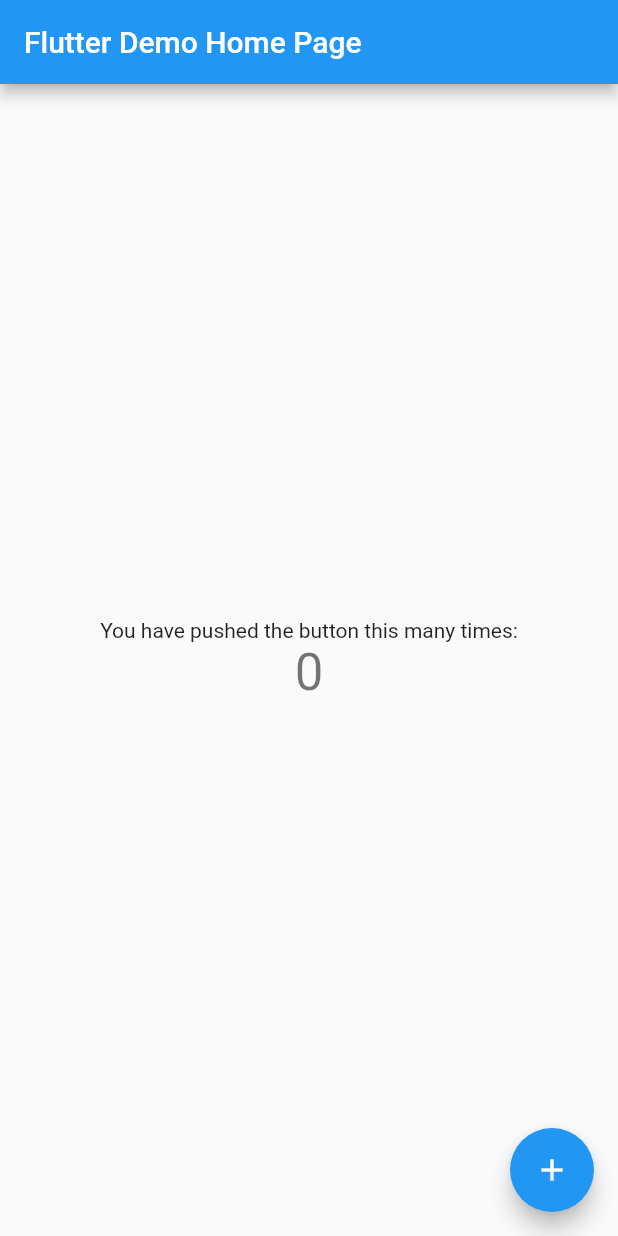
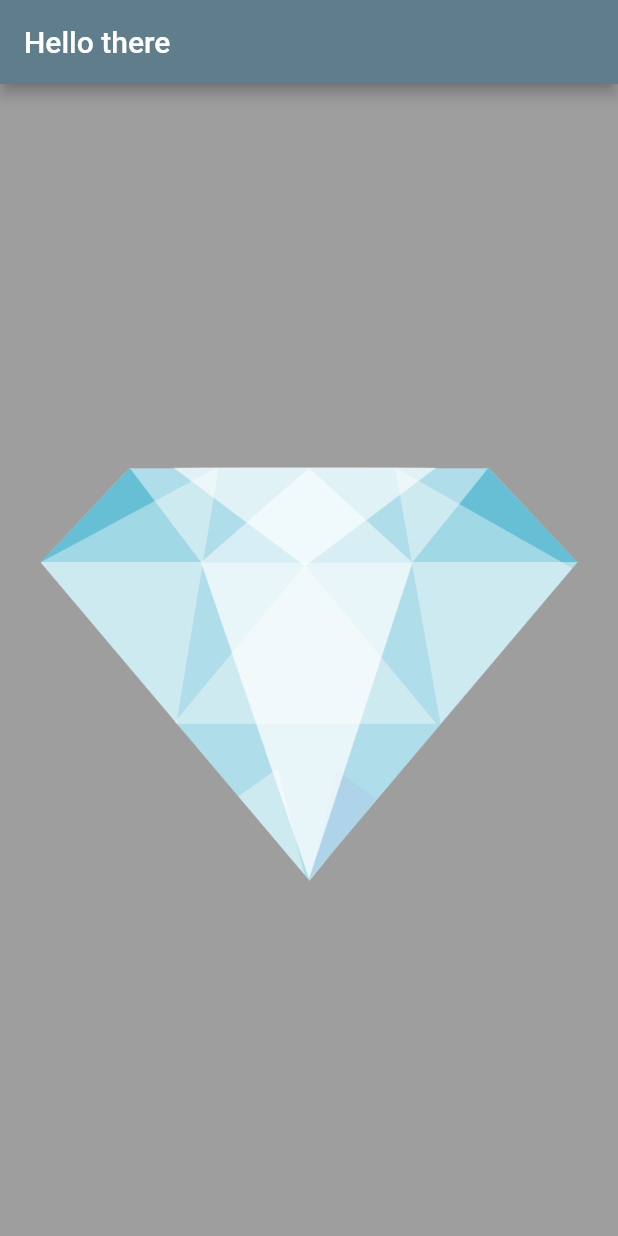
Before and after one commit to franuzcategui/i_am_rich, a Flutter app: the screen it shows after launch, on a phone screen of 412 x 824 dp. Run offline on Flutter 3.47's test engine with Material 2 defaults, Android fonts, the light colour scheme and no system bars.

Commit message:
Image and Icon replacements

```diff
--- a/lib/main.dart
+++ b/lib/main.dart
@@ -1,115 +1,17 @@
 import 'package:flutter/material.dart';
 
-void main() {
-  runApp(const MyApp());
-}
-
-class MyApp extends StatelessWidget {
-  const MyApp({Key? key}) : super(key: key);
-
-  // This widget is the root of your application.
-  @override
-  Widget build(BuildContext context) {
-    return MaterialApp(
-      title: 'Flutter Demo',
-      theme: ThemeData(
-        // This is the theme of your application.
-        //
-        // Try running your application with "flutter run". You'll see the
-        // application has a blue toolbar. Then, without quitting the app, try
-        // changing the primarySwatch below to Colors.green and then invoke
-        // "hot reload" (press "r" in the console where you ran "flutter run",
-        // or simply save your changes to "hot reload" in a Flutter IDE).
-        // Notice that the counter didn't reset back to zero; the application
-        // is not restarted.
-        primarySwatch: Colors.blue,
-      ),
-      home: const MyHomePage(title: 'Flutter Demo Home Page'),
+void main() => runApp(
+      MaterialApp(
+          home: Scaffold(
+        appBar: AppBar(
+          backgroundColor: Colors.blueGrey,
+          title: Text("Hello there"),
+        ),
+        backgroundColor: Colors.grey,
+        body: Center(
+          child: Image(
+            image: AssetImage('images/diamond.png'),
+          ),
+        ),
+      )),
     );
-  }
-}
-
-class MyHomePage extends StatefulWidget {
-  const MyHomePage({Key? key, required this.title}) : super(key: key);
-
-  // This widget is the home page of your application. It is stateful, meaning
-  // that it has a State object (defined below) that contains fields that affect
-  // how it looks.
-
-  // This class is the configuration for the state. It holds the values (in this
-  // case the title) provided by the parent (in this case the App widget) and
-  // used by the build method of the State. Fields in a Widget subclass are
-  // always marked "final".
-
-  final String title;
-
-  @override
-  State<MyHomePage> createState() => _MyHomePageState();
-}
-
-class _MyHomePageState extends State<MyHomePage> {
-  int _counter = 0;
-
-  void _incrementCounter() {
-    setState(() {
-      // This call to setState tells the Flutter framework that something has
-      // changed in this State, which causes it to rerun the build method below
-      // so that the display can reflect the updated values. If we changed
-      // _counter without calling setState(), then the build method would not be
-      // called again, and so nothing would appear to happen.
-      _counter++;
-    });
-  }
-
-  @override
-  Widget build(BuildContext context) {
-    // This method is rerun every time setState is called, for instance as done
-    // by the _incrementCounter method above.
-    //
-    // The Flutter framework has been optimized to make rerunning build methods
-    // fast, so that you can just rebuild anything that needs updating rather
-    // than having to individually change instances of widgets.
-    return Scaffold(
-      appBar: AppBar(
-        // Here we take the value from the MyHomePage object that was created by
-        // the App.build method, and use it to set our appbar title.
-        title: Text(widget.title),
-      ),
-      body: Center(
-        // Center is a layout widget. It takes a single child and positions it
-        // in the middle of the parent.
-        child: Column(
-          // Column is also a layout widget. It takes a list of children and
-          // arranges them vertically. By default, it sizes itself to fit its
-          // children horizontally, and tries to be as tall as its parent.
-          //
-          // Invoke "debug painting" (press "p" in the console, choose the
-          // "Toggle Debug Paint" action from the Flutter Inspector in Android
-          // Studio, or the "Toggle Debug Paint" command in Visual Studio Code)
-          // to see the wireframe for each widget.
-          //
-          // Column has various properties to control how it sizes itself and
-          // how it positions its children. Here we use mainAxisAlignment to
-          // center the children vertically; the main axis here is the vertical
-          // axis because Columns are vertical (the cross axis would be
-          // horizontal).
-          mainAxisAlignment: MainAxisAlignment.center,
-          children: <Widget>[
-            const Text(
-              'You have pushed the button this many times:',
-            ),
-            Text(
-              '$_counter',
-              style: Theme.of(context).textTheme.headline4,
-            ),
-          ],
-        ),
-      ),
-      floatingActionButton: FloatingActionButton(
-        onPressed: _incrementCounter,
-        tooltip: 'Increment',
-        child: const Icon(Icons.add),
-      ), // This trailing comma makes auto-formatting nicer for build methods.
-    );
-  }
-}
```
Also changed, not shown: pubspec.yaml (+2 -65 lines), images/diamond.png (added), 32 other files.
